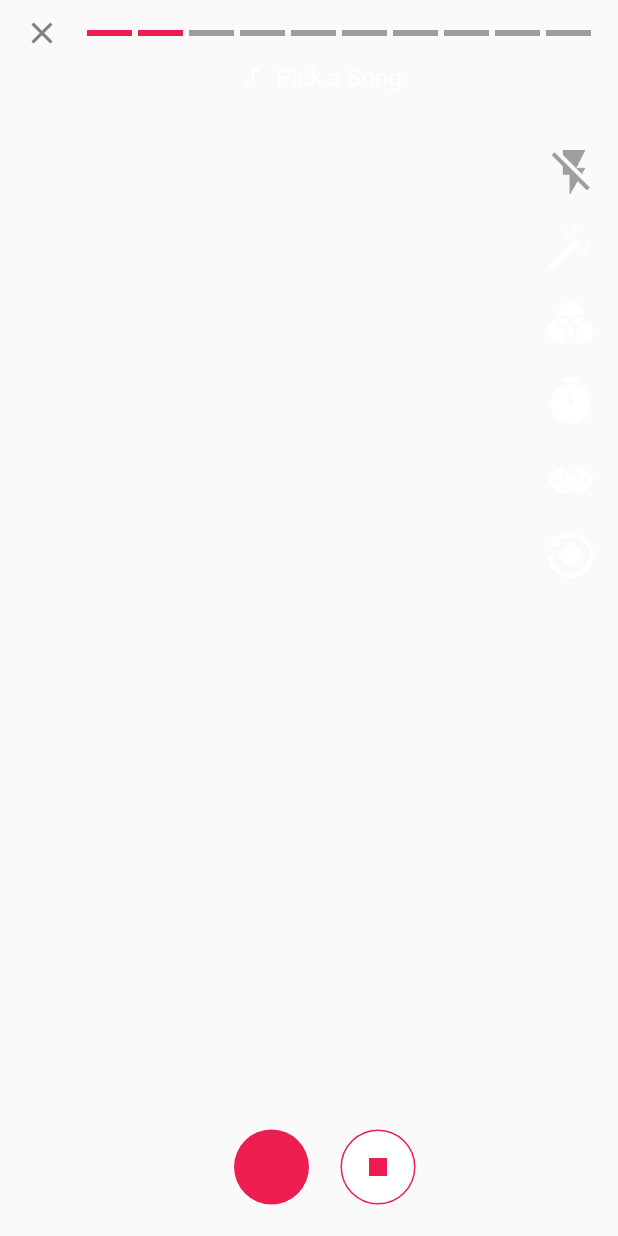
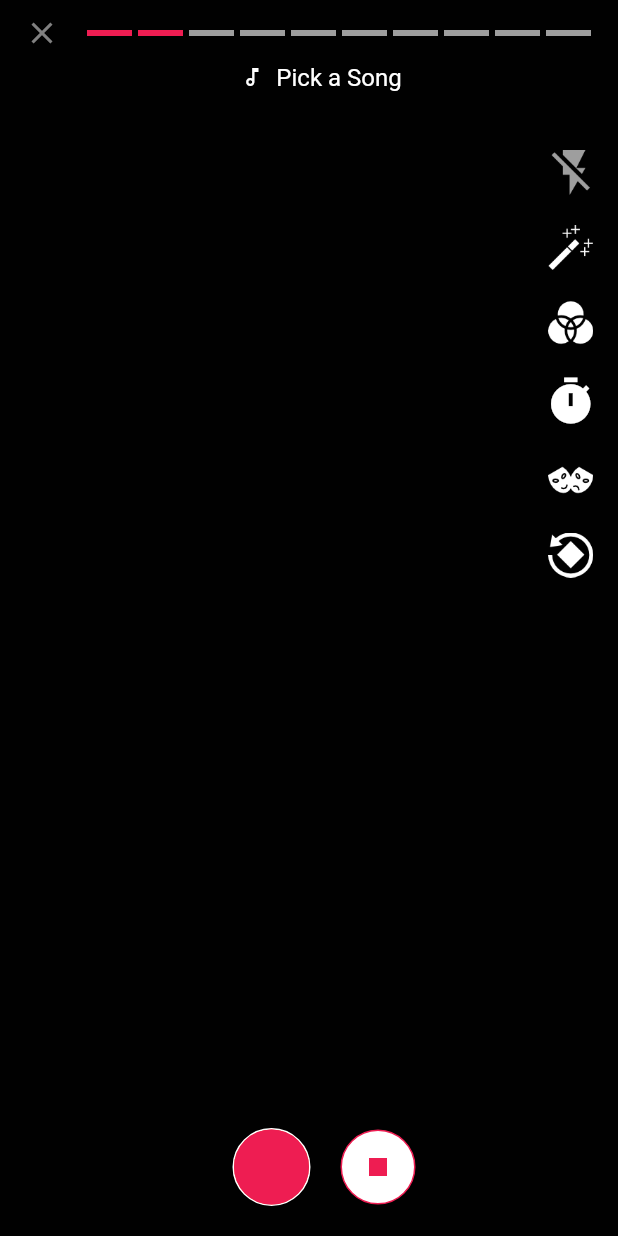
Before and after one commit to watcharaphonp/short-clip-app, a Flutter app: the TTAddPostScreen screen opened directly, on a phone screen of 412 x 824 dp. Run offline on Flutter 3.47's test engine with Material 2 defaults, Android fonts, the phone set to English and light mode, and no system bars; our stand-ins replace cached_network_image, camera, country_code_picker, nb_utils, share, video_player; statements that could not run were skipped.

Commit message:
bg changed and create a new launch.json

```diff
--- a/lib/screens/TTAddPostScreen.dart
+++ b/lib/screens/TTAddPostScreen.dart
@@ -147,7 +147,9 @@ class TTAddPostScreenState extends State<TTAddPostScreen> {
     final size = MediaQuery.of(context).size;
     final deviceRatio = size.width / size.height;
     if (controller == null || !controller!.value.isInitialized) {
-      return Container();
+      return Container(
+        color: TTColorBlack,
+      );
     } else {
       return Transform.scale(
         scale: controller!.value.aspectRatio / deviceRatio,
@@ -339,7 +341,7 @@ class TTAddPostScreenState extends State<TTAddPostScreen> {
               child: Container(
                   decoration: BoxDecoration(
                       shape: BoxShape.circle,
-                      color: white,
+                      color: Colors.red,
                       border: Border.all(color: white, width: 1)),
                   child: CircleAvatar(backgroundColor: TTColorRed, radius: 25)),
             ),
--- a/lib/screens/TTStoryScreen.dart
+++ b/lib/screens/TTStoryScreen.dart
@@ -13,7 +13,8 @@ class TTStoryScreen extends StatefulWidget {
   TTStoryScreenState createState() => TTStoryScreenState();
 }
 
-class TTStoryScreenState extends State<TTStoryScreen> with SingleTickerProviderStateMixin {
+class TTStoryScreenState extends State<TTStoryScreen>
+    with SingleTickerProviderStateMixin {
   var mStoryList = getStoryData();
 
   @override
--- a/lib/utils/TTConstant.dart
+++ b/lib/utils/TTConstant.dart
@@ -1,9 +1,9 @@
 const TTAppName = 'TikTak';
 const baseUrl =
-    'https://v16-webapp-prime.tiktok.com/video/tos/alisg/tos-alisg-pve-0037c001/oUT8oI0UzabsQAqrwhtLAYQWLfNMBxACOI7I2i/?a=1988&ch=0&cr=0&dr=0&lr=tiktok_m&cd=0%7C0%7C1%7C0&cv=1&br=2738&bt=1369&cs=0&ds=3&ft=_RwJrBYpq8ZmoCSQCc_vjerd_AhLrus&mime_type=video_mp4&qs=0&rc=ZTpkZGU8NjY6PGYzNjc1Z0BpamU7bTs6ZnQ0aTMzODczNEAuNi1eLV4yNi4xYS4vNmBeYSNxazAzcjRfYGVgLS1kMS1zcw%3D%3D&btag=80000&expire=1680104813&l=20230329094642D952F78F8047350E14D3&ply_type=2&policy=2&signature=1ef1e5081bd3e1283fb2c9763bed6524&tk=tt_chain_token';
+    'https://assets.mixkit.co/videos/preview/mixkit-fashion-model-with-a-cold-and-pale-appearance-39877-large.mp4';
 
 const baseUrl2 =
     'https://assets.mixkit.co/videos/preview/mixkit-fashion-model-with-a-cold-and-pale-appearance-39877-large.mp4';
 const baseUrl3 =
     // eslint-disable-next-line max-len
-    'https://v16-webapp-prime.tiktok.com/video/tos/alisg/tos-alisg-pve-0037c001/oUT8oI0UzabsQAqrwhtLAYQWLfNMBxACOI7I2i/?a=1988&ch=0&cr=0&dr=0&lr=tiktok_m&cd=0%7C0%7C1%7C0&cv=1&br=2738&bt=1369&cs=0&ds=3&ft=_RwJrBYpq8ZmoCSQCc_vjerd_AhLrus&mime_type=video_mp4&qs=0&rc=ZTpkZGU8NjY6PGYzNjc1Z0BpamU7bTs6ZnQ0aTMzODczNEAuNi1eLV4yNi4xYS4vNmBeYSNxazAzcjRfYGVgLS1kMS1zcw%3D%3D&btag=80000&expire=1680104813&l=20230329094642D952F78F8047350E14D3&ply_type=2&policy=2&signature=1ef1e5081bd3e1283fb2c9763bed6524&tk=tt_chain_token';
+    'https://assets.mixkit.co/videos/preview/mixkit-fashion-model-with-a-cold-and-pale-appearance-39877-large.mp4';
```
